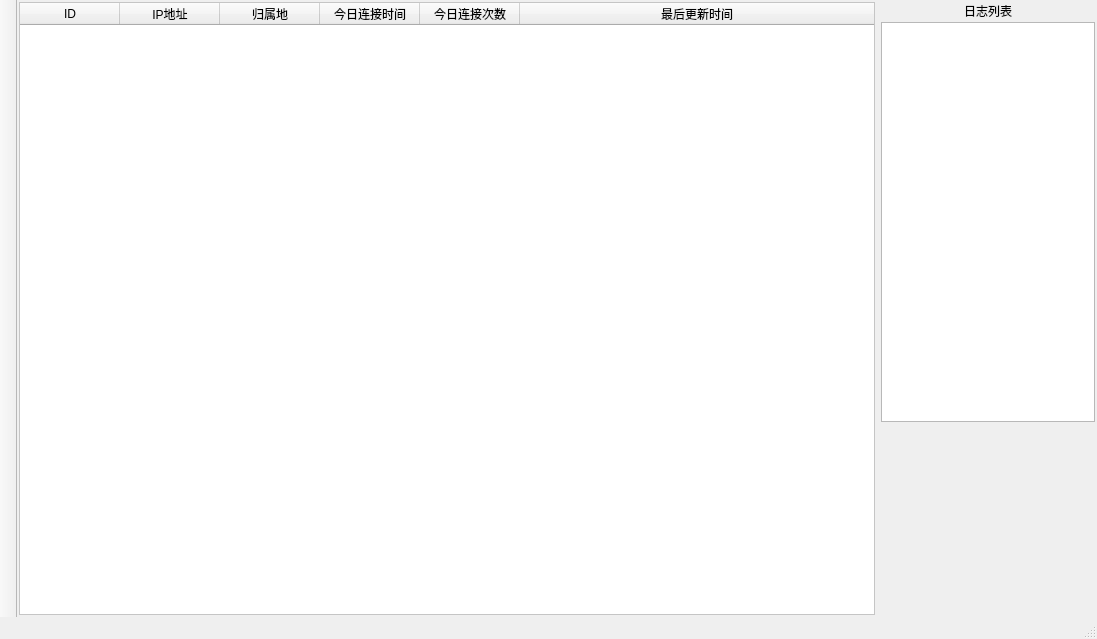
Before: the Qt Designer form server/ui/wnd_server.ui in decenfrontier/PyNetAuth, drawn with Qt 5.
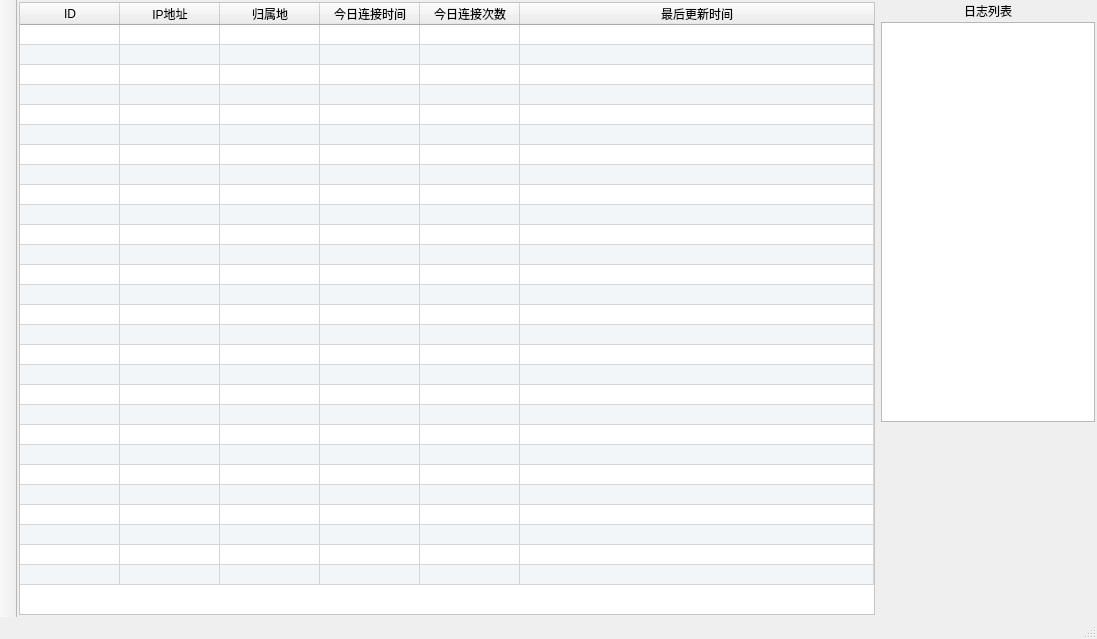
After: the same form once the commit is applied. The open tabs and pages were chosen to show the change.

Patch:
```diff
--- a/server/ui/wnd_server.ui
+++ b/server/ui/wnd_server.ui
@@ -1135,6 +1135,12 @@
         </property>
         <item row="0" column="0" rowspan="2">
          <widget class="QTableWidget" name="tbe_ip">
+          <property name="alternatingRowColors">
+           <bool>true</bool>
+          </property>
+          <property name="rowCount">
+           <number>28</number>
+          </property>
           <attribute name="horizontalHeaderStretchLastSection">
            <bool>true</bool>
           </attribute>
@@ -1147,6 +1153,34 @@
           <attribute name="verticalHeaderDefaultSectionSize">
            <number>20</number>
           </attribute>
+          <row/>
+          <row/>
+          <row/>
+          <row/>
+          <row/>
+          <row/>
+          <row/>
+          <row/>
+          <row/>
+          <row/>
+          <row/>
+          <row/>
+          <row/>
+          <row/>
+          <row/>
+          <row/>
+          <row/>
+          <row/>
+          <row/>
+          <row/>
+          <row/>
+          <row/>
+          <row/>
+          <row/>
+          <row/>
+          <row/>
+          <row/>
+          <row/>
           <column>
            <property name="text">
             <string>ID</string>
```
Left out of the diff: 33 changed lines with no effect on the pictures.
